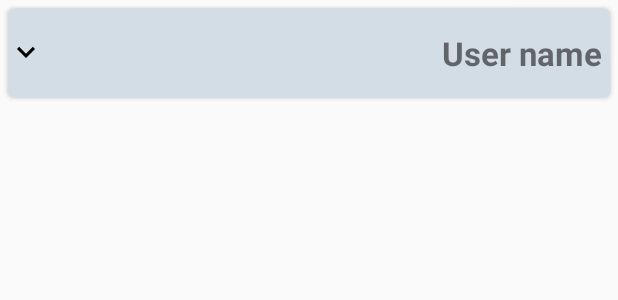
After one commit to yuvalta/RPStock, an Android app: the layout all_user_header_item.xml on its own in the app's theme, with its tools: preview values and no code run, on a phone screen of 412 x 824 dp. The commit adds this screen. Shown: the top 300 px of the screen. Run offline under Robolectric (Android 15) with nearby library versions, the phone set to English and light mode, and no system bars.

Commit message:
first screen is all users stock

```diff
--- a/app/src/main/res/layout/activity_main.xml
+++ b/app/src/main/res/layout/activity_main.xml
@@ -38,6 +38,7 @@
             android:layout_below="@id/user_name">
 
                 <ProgressBar
+                    android:indeterminateTint="@color/colorPrimaryDark"
                     android:id="@+id/main_progress"
                     android:layout_gravity="center"
                     android:layout_width="70dp"
--- /dev/null
+++ b/app/src/main/res/layout/all_user_header_item.xml
@@ -0,0 +1,69 @@
+<?xml version="1.0" encoding="utf-8"?>
+<androidx.cardview.widget.CardView xmlns:android="http://schemas.android.com/apk/res/android"
+    xmlns:app="http://schemas.android.com/apk/res-auto"
+    xmlns:tools="http://schemas.android.com/tools"
+    android:id="@+id/relativeLayout"
+    android:layout_width="match_parent"
+    android:elevation="8dp"
+    app:cardCornerRadius="5dp"
+    app:cardBackgroundColor="@color/colorAccent"
+    android:layout_marginVertical="5dp"
+    android:layout_marginHorizontal="5dp"
+    android:layout_height="wrap_content">
+
+
+    <RelativeLayout
+        android:orientation="vertical"
+        android:layout_height="match_parent"
+        android:layout_width="match_parent">
+
+
+        <LinearLayout
+            android:id="@+id/open_close_stock_LL"
+            android:orientation="horizontal"
+            android:layout_width="match_parent"
+            android:layout_height="wrap_content">
+
+
+            <ImageView
+                android:id="@+id/drop_down_arrow_stock"
+                android:background="@android:color/transparent"
+                android:clickable="true"
+                android:layout_width="wrap_content"
+                android:layout_height="match_parent"
+                android:src="@drawable/arrow_down" />
+
+            <TextView
+                android:textDirection="rtl"
+                android:layout_marginHorizontal="5dp"
+                android:layout_marginVertical="15dp"
+                android:id="@+id/all_user_header_title"
+                android:layout_width="match_parent"
+                android:layout_height="match_parent"
+                android:text="User name"
+                android:textStyle="bold"
+                android:textSize="22sp" />
+
+        </LinearLayout>
+
+        <androidx.recyclerview.widget.RecyclerView
+            android:layout_below="@id/open_close_stock_LL"
+            android:visibility="gone"
+            android:clickable="false"
+            android:id="@+id/all_stock_header_recycler"
+            android:layout_width="match_parent"
+            android:layout_height="wrap_content" />
+
+        <ProgressBar
+            android:layout_below="@id/open_close_stock_LL"
+            android:id="@+id/add_item_progress_stock"
+            android:layout_centerInParent="true"
+            android:layout_width="70dp"
+            android:layout_height="70dp"
+            android:indeterminate="true"
+            android:indeterminateTint="@color/colorPrimaryDark"
+            android:visibility="gone" />
+
+    </RelativeLayout>
+
+</androidx.cardview.widget.CardView>
--- a/app/src/main/res/layout/fragment_add_item.xml
+++ b/app/src/main/res/layout/fragment_add_item.xml
@@ -130,6 +130,7 @@
             android:id="@+id/items_list" />
 
         <ProgressBar
+            android:indeterminateTint="@color/colorPrimaryDark"
             android:id="@+id/add_item_progress"
             android:layout_gravity="center_horizontal"
             android:layout_width="70dp"
--- a/app/src/main/res/layout/fragment_admin_main.xml
+++ b/app/src/main/res/layout/fragment_admin_main.xml
@@ -10,6 +10,7 @@
         android:layout_gravity="center_horizontal"
         android:layout_width="70dp"
         android:layout_height="70dp"
+        android:indeterminateTint="@color/colorPrimaryDark"
         android:visibility="gone" />
 
     <androidx.recyclerview.widget.RecyclerView
--- a/app/src/main/res/layout/login_activity.xml
+++ b/app/src/main/res/layout/login_activity.xml
@@ -87,6 +87,7 @@
             android:background="@drawable/button_background" />
 
         <ProgressBar
+            android:indeterminateTint="@color/colorPrimaryDark"
             android:layout_gravity="center"
             android:visibility="gone"
             android:layout_marginTop="10dp"
--- a/app/src/main/res/layout/user_layout.xml
+++ b/app/src/main/res/layout/user_layout.xml
@@ -107,6 +107,7 @@
         android:layout_margin="5dp" />
 
     <ProgressBar
+        android:indeterminateTint="@color/colorPrimaryDark"
         android:visibility="gone"
         android:layout_gravity="center_horizontal"
         android:layout_width="70dp"
--- a/app/src/main/res/menu/admin_menu.xml
+++ b/app/src/main/res/menu/admin_menu.xml
@@ -16,6 +16,9 @@
         android:title="@string/manage_employees"
         android:id="@+id/menu_manage" />
     <item
+        android:title="@string/all_stock"
+        android:id="@+id/all_stock_select" />
+    <item
         android:title="@string/log_out"
         android:id="@+id/log_out" />
 </menu>
--- a/app/src/main/res/values/strings.xml
+++ b/app/src/main/res/values/strings.xml
@@ -41,6 +41,7 @@
     <string name="home">מסך ראשי</string>
     <string name="add_new_item">ניהול אביזרים</string>
     <string name="manage_employees">נהל עובדים</string>
+    <string name="all_stock">ניהול מלאי כללי</string>
     <string name="log_out">התנתק</string>
     <string name="enter_name">הכנס שם</string>
     <string name="name">שם</string>
@@ -63,5 +64,8 @@
     <string name="employee_updated">פרטי עובד עודכנו</string>
     <string name="error">תקלה</string>
 
+    <!-- TODO: Remove or change this placeholder text -->
+    <string name="hello_blank_fragment">Hello blank fragment</string>
+
 
 </resources>
```
Also changed, not shown: app/src/main/java/com/example/rpstock/Activities/MainActivity.java (+13 -3 lines), app/src/main/java/com/example/rpstock/Adapters/AllUserStockListAdapter.java (added, +89 -0 lines), app/src/main/java/com/example/rpstock/Adapters/ExpandableItemsAdapter.java (+0 -7 lines), app/src/main/java/com/example/rpstock/Adapters/ExpandableUserStockAdapter.java (added, +156 -0 lines), app/src/main/java/com/example/rpstock/Fragments/AllStockFragment.java (added, +110 -0 lines), app/src/main/res/layout/all_user_stock_item.xml (added, +59 -0 lines), app/src/main/res/layout/fragment_all_stock.xml (added, +15 -0 lines).
